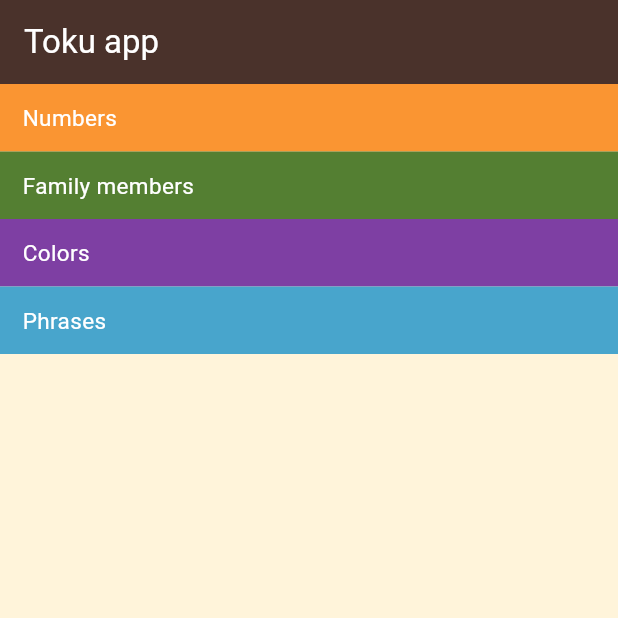
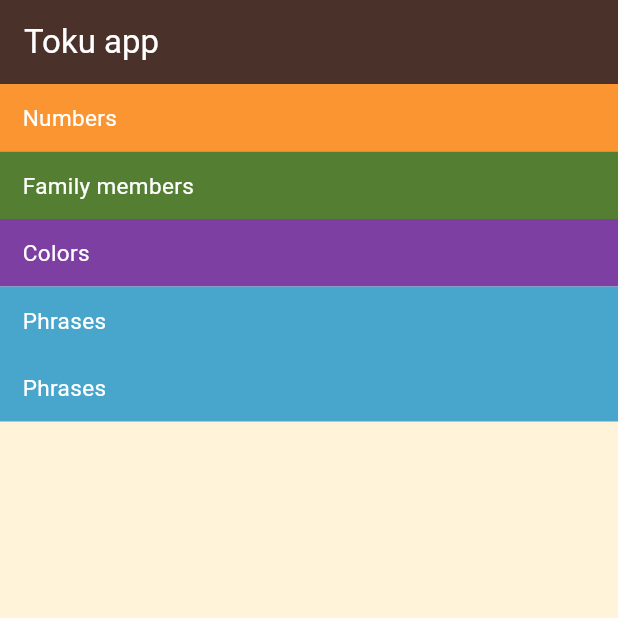
Before and after one commit to SomayaArafa/flutterfirst, a Flutter app: the screen it shows after launch, on a phone screen of 412 x 824 dp, the top half of it. Run offline on Flutter 3.47's test engine with Material 3 defaults, Android fonts, the phone set to English and light mode, and no system bars.

Commit message:
change in home page file

```diff
--- a/lib/screens/Home_page.dart
+++ b/lib/screens/Home_page.dart
@@ -26,6 +26,7 @@ class HomePage extends StatelessWidget {
             color: const Color(0xff547F32),
           ),
           Category(text: 'Colors', color: const Color(0xff7E3FA3)),
+          Category(text: 'Phrases', color: const Color(0xff48A5CC)),
           Category(text: 'Phrases', color: const Color(0xff48A5CC))
         ],
       ),
```
